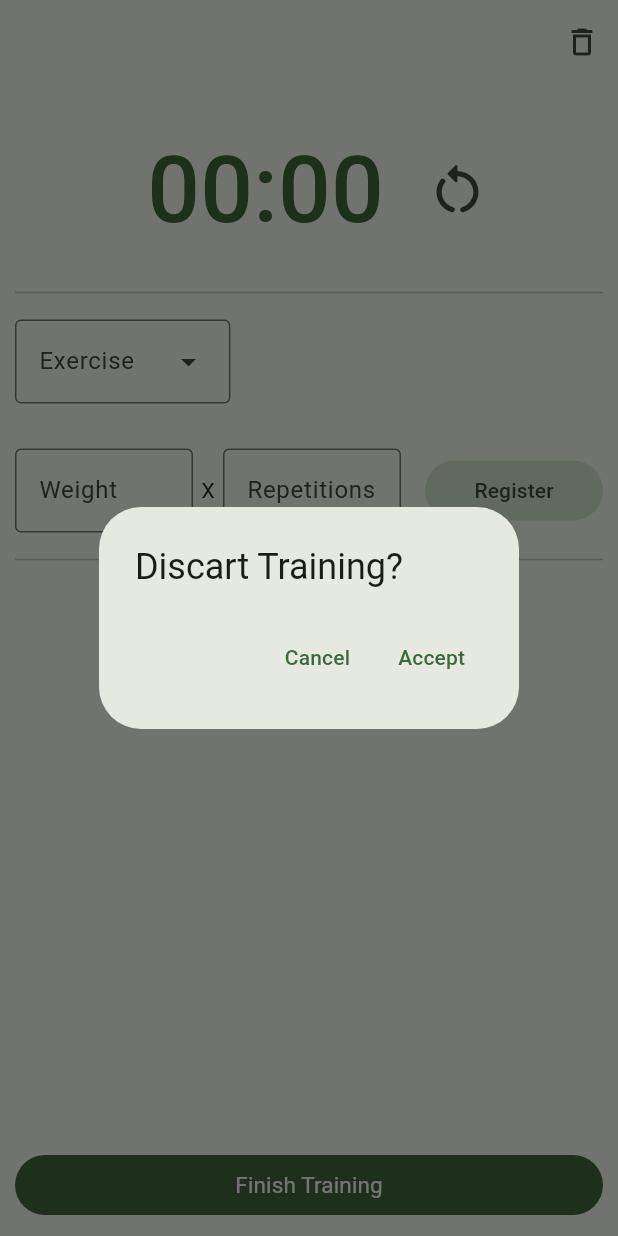
After one commit to MillarCD/flutter_exercise_app, a Flutter app: the TrainingScreen screen opened by its route, after a tap on the "delete outline" icon, on a phone screen of 412 x 824 dp. The commit adds this screen. Run offline on Flutter 3.47's test engine with Material 2 defaults, Android fonts, the phone set to English and light mode, and no system bars; our stand-ins replace go_router, sqflite; accounts and stored records are empty.

Commit message:
boton para cancelar entrenamiento

```diff
--- a/lib/screens/training_screen.dart
+++ b/lib/screens/training_screen.dart
@@ -1,17 +1,18 @@
-import 'package:eapp/controllers/exercises_controller.dart';
-import 'package:eapp/models/series.dart';
-import 'package:eapp/widgets/number_text_form_field.dart';
+import 'package:provider/provider.dart';
 import 'package:flutter/material.dart';
 
 import 'package:go_router/go_router.dart';
 
+import 'package:eapp/models/series.dart';
+import 'package:eapp/controllers/exercises_controller.dart';
 import 'package:eapp/models/exercise.dart';
 import 'package:eapp/controllers/stopwatch_controller.dart';
-import 'package:eapp/widgets/serie_form.dart';
 import 'package:eapp/controllers/training_controller.dart';
-import 'package:provider/provider.dart';
 import 'package:eapp/controllers/training_history_controller.dart';
 import 'package:eapp/models/training.dart';
+import 'package:eapp/widgets/serie_form.dart';
+import 'package:eapp/widgets/discart_training_dialog.dart';
+import 'package:eapp/widgets/number_text_form_field.dart';
 
 class TrainingScreen extends StatelessWidget {
 
@@ -34,7 +35,24 @@ class TrainingScreen extends StatelessWidget {
     final TextEditingController repetitionsController = TextEditingController();
 
     return Scaffold(
-      appBar: AppBar(),
+      appBar: AppBar(
+        actions: [
+          IconButton(
+            icon: const Icon( Icons.delete_outline ),
+            onPressed: () async {
+              final bool discart = await showDialog(
+                context: context,
+                builder: (context) => const DiscartTrainingDialog()
+              ) as bool? ?? false;
+
+              if (discart && context.mounted) {
+                trainController.discartTraining();
+                GoRouter.of(context).pop();
+              }
+            },
+          )
+        ],
+      ),
       body: SafeArea(
         child: Padding(
           padding:  const EdgeInsets.all(10.0),
--- /dev/null
+++ b/lib/widgets/discart_training_dialog.dart
@@ -0,0 +1,26 @@
+
+import 'package:flutter/material.dart';
+
+import 'package:go_router/go_router.dart';
+
+class DiscartTrainingDialog extends StatelessWidget {
+  const DiscartTrainingDialog({super.key});
+
+  @override
+  Widget build(BuildContext context) {
+    return AlertDialog(
+      title: const Text("Discart Training?"),
+      actions: [
+        TextButton(
+          onPressed: () => GoRouter.of(context).pop(false),
+          child: const Text("Cancel")
+        ),
+
+        TextButton(
+          onPressed: () => GoRouter.of(context).pop(true),
+          child: const Text("Accept")
+        ),
+      ],
+    );
+  }
+}
```
Also changed, not shown: lib/controllers/training_controller.dart (+11 -1 lines).
